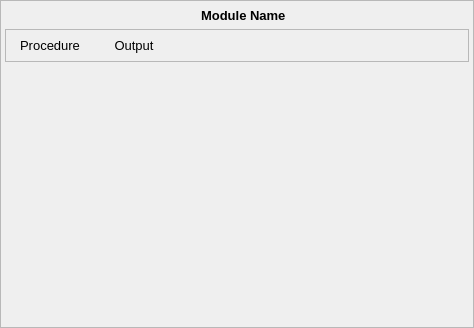
Qt form src/gui/moduleControlWidget.ui (disorderedmaterials/dissolve) before a commit.
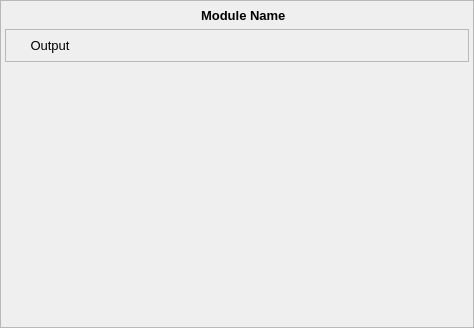
The same form after that commit. Icons and pictures are not drawn.

```diff
--- a/src/gui/moduleControlWidget.ui
+++ b/src/gui/moduleControlWidget.ui
@@ -168,32 +168,6 @@
          <item>
           <layout class="QHBoxLayout" name="KeywordGroupButtonsLayout"/>
          </item>
-         <item>
-          <widget class="QPushButton" name="ProcedureWidgetButton">
-           <property name="enabled">
-            <bool>true</bool>
-           </property>
-           <property name="text">
-            <string>Procedure</string>
-           </property>
-           <property name="icon">
-            <iconset resource="main.qrc">
-             <normaloff>:/general/icons/procedure.svg</normaloff>:/general/icons/procedure.svg</iconset>
-           </property>
-           <property name="checkable">
-            <bool>true</bool>
-           </property>
-           <property name="checked">
-            <bool>false</bool>
-           </property>
-           <property name="autoExclusive">
-            <bool>true</bool>
-           </property>
-           <property name="flat">
-            <bool>true</bool>
-           </property>
-          </widget>
-         </item>
          <item>
           <widget class="QPushButton" name="ModuleWidgetButton">
            <property name="enabled">
```
